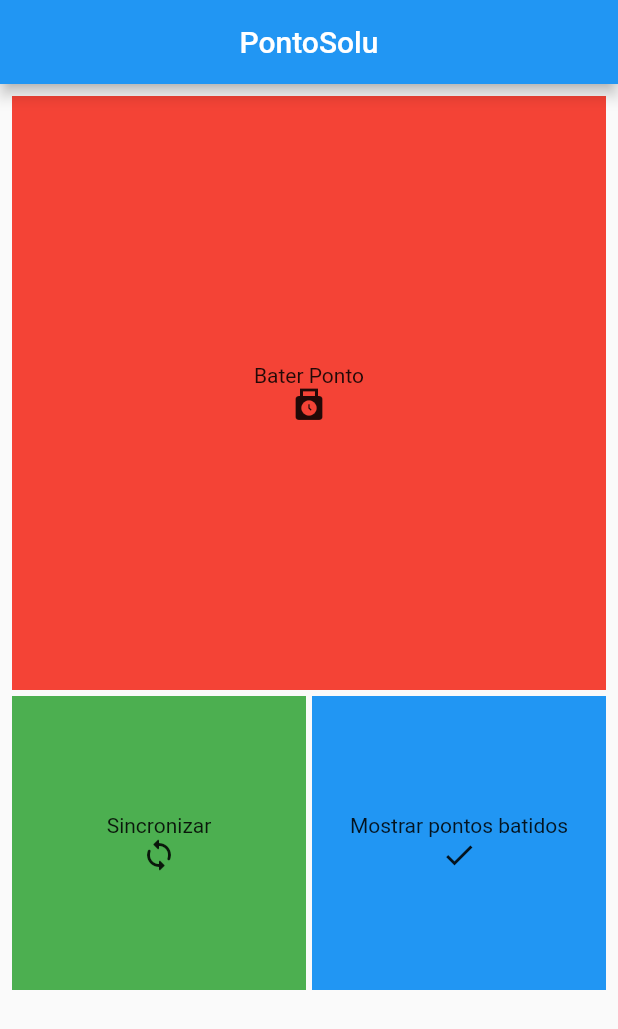
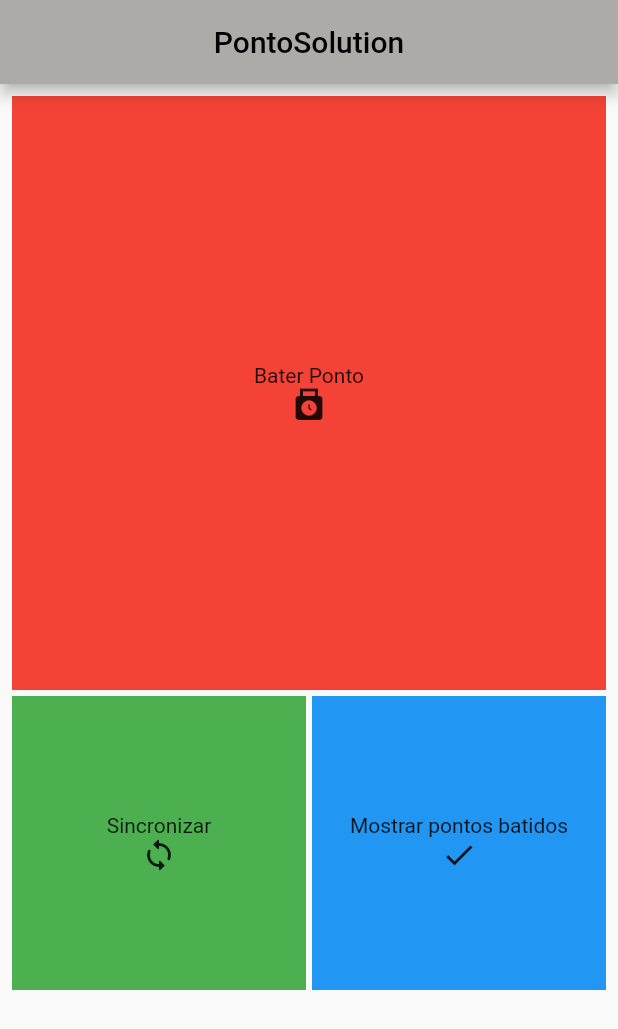
Before and after one commit to Marvingms7/pontosolu, a Flutter app: the screen it shows after launch, on a phone screen of 412 x 824 dp. Shown: the top 1029 px of the screen. Run offline on Flutter 3.47's test engine with Material 2 defaults, Android fonts, the phone set to English and light mode, and no system bars.

Commit message:
Update main.dart

```diff
--- a/lib/main.dart
+++ b/lib/main.dart
@@ -23,7 +23,8 @@ class MyHomePage extends StatelessWidget {
     return Scaffold(
       appBar: AppBar(
         centerTitle: true,
-        title: const Text('PontoSolu'),
+        title: const Text('PontoSolution', style: TextStyle(color: Colors.black),),
+        backgroundColor: Color.fromARGB(255, 172, 171, 168),
       ),
       body: OrientationBuilder(
         builder: (context, orientation) {
```
